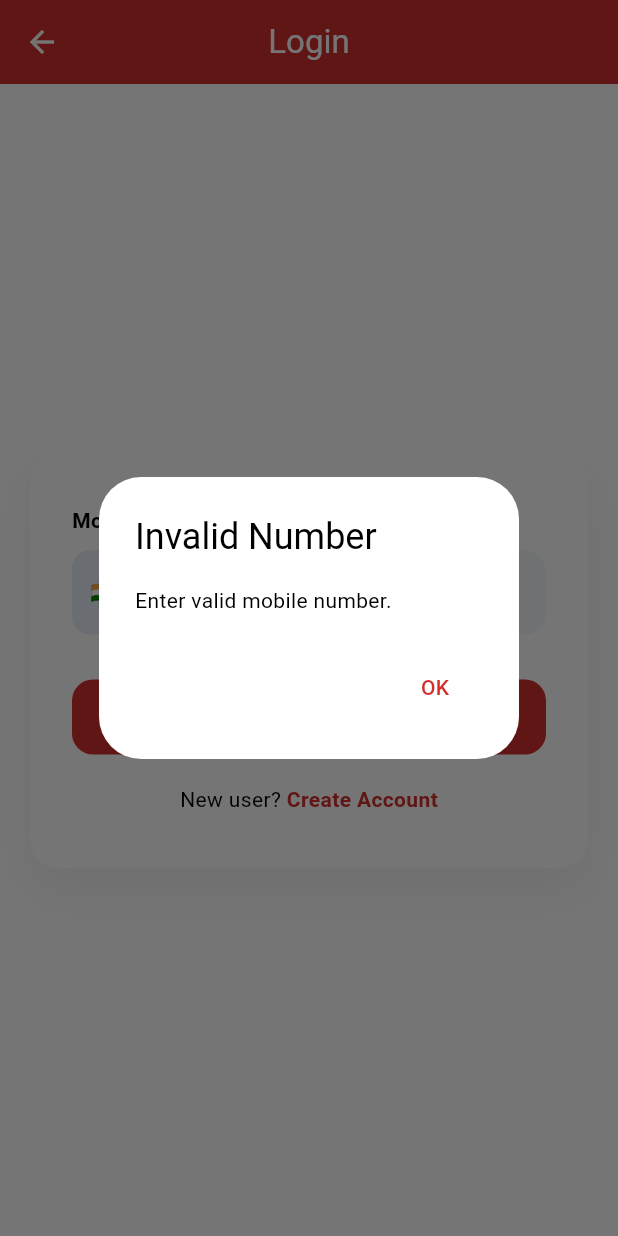
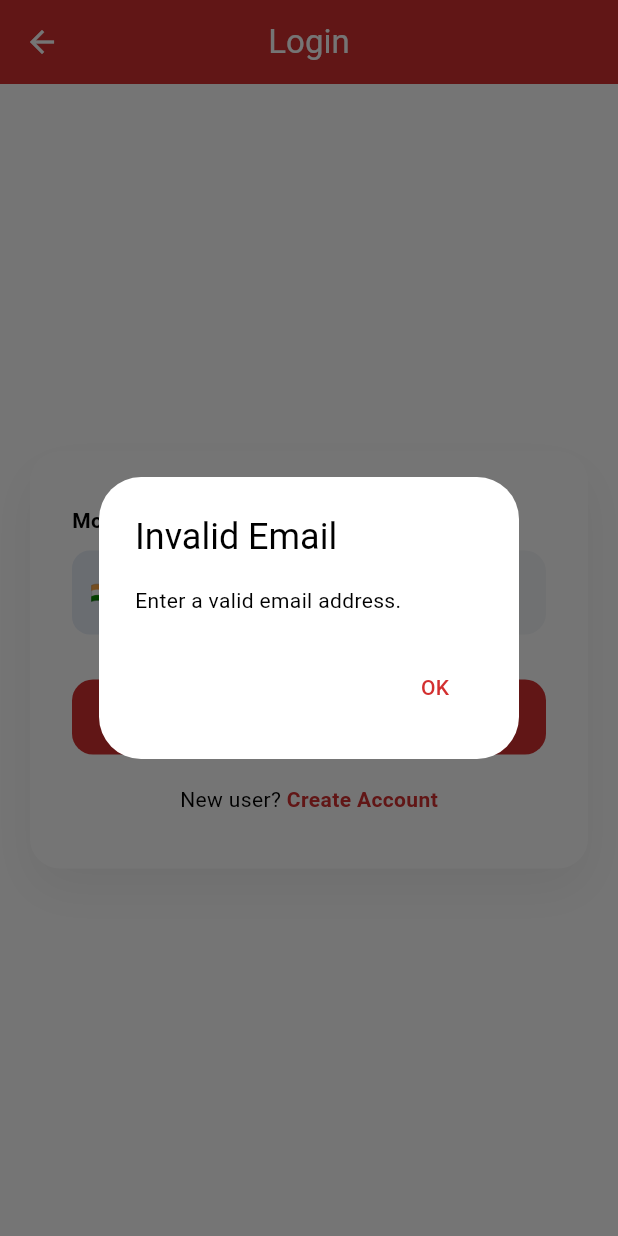
Before and after one commit to Mahesh-8650/ResQNet, a Flutter app: the LoginScreen screen opened directly, after a tap on "Send OTP", on a phone screen of 412 x 824 dp. Run offline on Flutter 3.47's test engine with Material 3 defaults, Android fonts, the phone set to English and light mode, and no system bars; our stand-ins replace country_picker, file_picker, firebase_core, firebase_messaging, flutter_tts, geocoding and 3 more; missing offline and left inert: flutter_polyline_points; accounts and stored records are empty.

Commit message:
Added email OTP authentication using nodemailer

```diff
--- a/resqnet_frontend/lib/auth/login_screen.dart
+++ b/resqnet_frontend/lib/auth/login_screen.dart
@@ -13,18 +13,18 @@ class LoginScreen extends StatefulWidget {
 }
 
 class _LoginScreenState extends State<LoginScreen> {
-  final TextEditingController _phoneController = TextEditingController();
+  final TextEditingController _emailController = TextEditingController();
 
   Country _selectedCountry = Country.parse('IN');
   bool _isLoading = false;
 
   Future<void> _sendOtp() async {
-    final phone = _phoneController.text.trim();
+    final email = _emailController.text.trim();
 
-    if (phone.length < 6) {
-      _showDialog("Invalid Number", "Enter valid mobile number.");
-      return;
-    }
+if (email.isEmpty || !email.contains("@")) {
+  _showDialog("Invalid Email", "Enter a valid email address.");
+  return;
+}
 
     final fullPhone = "+${_selectedCountry.phoneCode}$phone";
 
@@ -35,7 +35,7 @@ class _LoginScreenState extends State<LoginScreen> {
         Uri.parse("https://resqnet-backend-1xe3.onrender.com/api/auth/send-otp"),
         headers: {"Content-Type": "application/json"},
         body: jsonEncode({
-          "phone": fullPhone,
+          "email": email,
         }),
       );
 
@@ -46,7 +46,7 @@ class _LoginScreenState extends State<LoginScreen> {
           context,
           MaterialPageRoute(
             builder: (_) => OtpScreen(
-              phone: fullPhone,
+              email: email,
               isRegisterFlow: false,
             ),
           ),
@@ -170,10 +170,10 @@ class _LoginScreenState extends State<LoginScreen> {
 
                     Expanded(
                       child: TextField(
-                        controller: _phoneController,
-                        keyboardType: TextInputType.phone,
+                        controller: _emailController,
+keyboardType: TextInputType.emailAddress,
                         decoration: const InputDecoration(
-                          hintText: "Enter mobile number",
+                          hintText: "Enter email address",
                         ),
                       ),
                     ),
--- a/resqnet_frontend/lib/auth/otp_screen.dart
+++ b/resqnet_frontend/lib/auth/otp_screen.dart
@@ -11,12 +11,12 @@ import '../citizen/citizen_home_page.dart';
 
 
 class OtpScreen extends StatefulWidget {
-  final String phone;
+  final String email;
   final bool isRegisterFlow;
 
   const OtpScreen({
     super.key,
-    required this.phone,
+    required this.email,
     this.isRegisterFlow = true,
   });
 
@@ -86,7 +86,7 @@ class _OtpScreenState extends State<OtpScreen> {
         Uri.parse("$baseUrl/api/auth/verify-otp"),
         headers: {"Content-Type": "application/json"},
         body: jsonEncode({
-          "phone": widget.phone,
+          "email": widget.email,
           "otp": _otp,
           "fcmToken": fcmToken,
         }),
@@ -182,7 +182,7 @@ await prefs.setString("vehicleNumber", data["account"]?["vehicleNumber"] ?? "");
         Uri.parse(endpoint),
         headers: {"Content-Type": "application/json"},
         body: jsonEncode({
-          "phone": widget.phone,
+          "email": widget.email,
         }),
       );
 
@@ -295,7 +295,7 @@ await prefs.setString("vehicleNumber", data["account"]?["vehicleNumber"] ?? "");
               mainAxisSize: MainAxisSize.min,
               children: [
                 Text(
-                  "OTP sent to ${widget.phone}",
+                  "OTP sent to ${widget.email}",
                   style: const TextStyle(
                     fontSize: 16,
                     fontWeight: FontWeight.w500,
--- a/resqnet_frontend/lib/auth/register_user_screen.dart
+++ b/resqnet_frontend/lib/auth/register_user_screen.dart
@@ -108,7 +108,7 @@ class _RegisterUserScreenState
           context,
           MaterialPageRoute(
             builder: (_) => OtpScreen(
-              phone: fullPhone,
+              email: _email.text.trim(),
               isRegisterFlow: true,
             ),
           ),
```
Also changed, not shown: resqnet_frontend/assets/icon1.jpeg (added), 5 other files.
